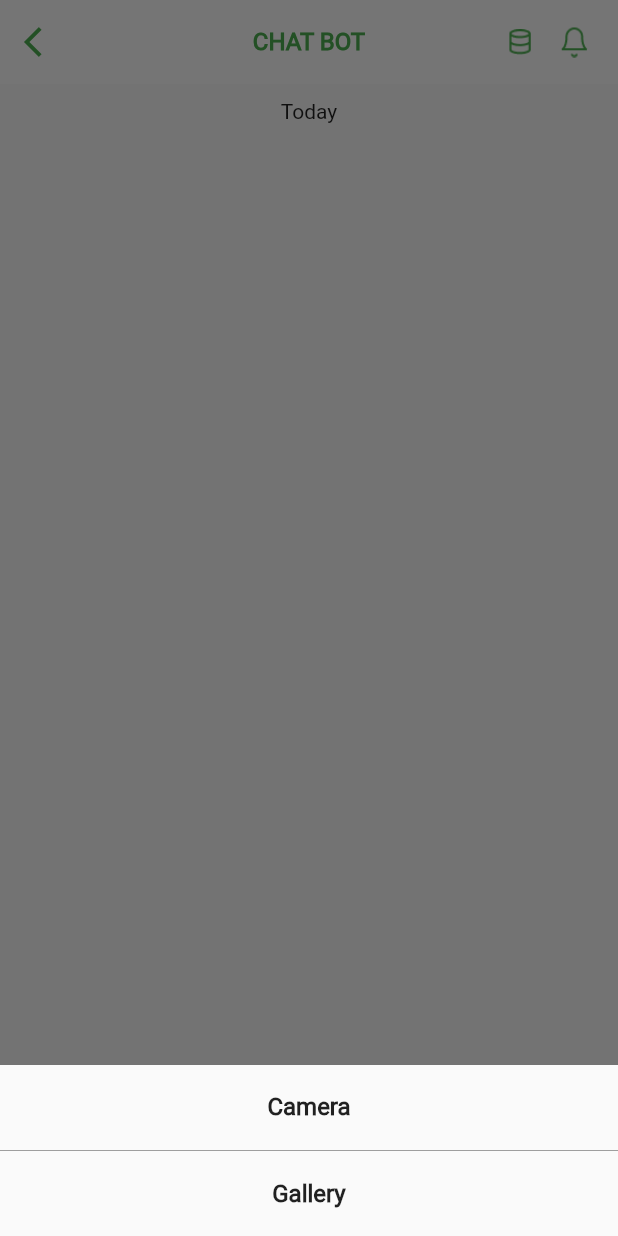
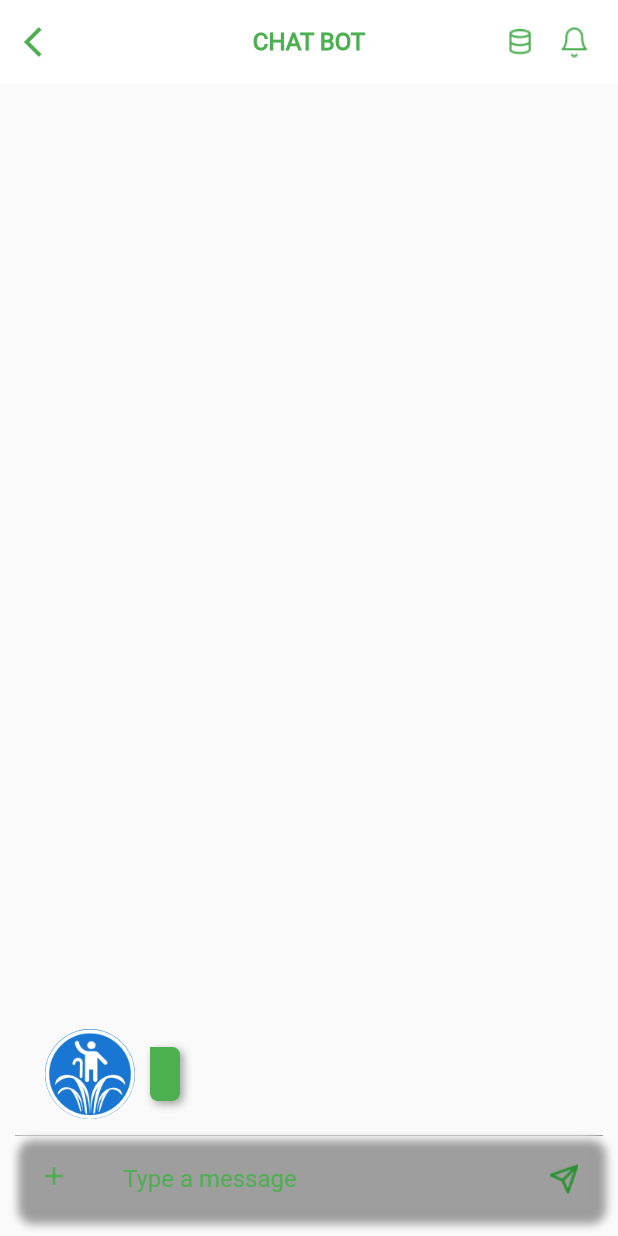
Before and after one commit to growlah/grow_local_eat_local, a Flutter app: the ChatBot screen opened directly, after a tap on the "add" icon, on a phone screen of 412 x 824 dp. Run offline on Flutter 3.47's test engine with Material 2 defaults, Android fonts, the light colour scheme and no system bars; drawn by our look-alikes of flutter_neumorphic; our stand-ins replace camera, chewie, firebase_auth, fluttertoast, image_picker, video_player; missing offline and left inert: arcore_flutter_plugin; accounts and stored records are empty; Roboto replaces fonts that are missing (RobotoRegular).

Commit message:
chat implemented

```diff
--- /dev/null
+++ b/lib/model/message.dart
@@ -0,0 +1,5 @@
+class Messages{
+  String msg;
+  int side;
+  Messages(this.msg, this.side);
+}
--- a/lib/view/chat_bot.dart
+++ b/lib/view/chat_bot.dart
@@ -2,6 +2,7 @@ import 'dart:io';
 import 'package:flutter/cupertino.dart';
 import 'package:flutter/material.dart';
 import 'package:flutter_neumorphic/flutter_neumorphic.dart';
+import 'package:grow_lah/model/message.dart';
 import 'package:grow_lah/utils/app_config.dart';
 import 'package:grow_lah/utils/assets.dart';
 import 'package:image_picker/image_picker.dart';
@@ -19,7 +20,7 @@ class _ChatBotState extends State<ChatBot> {
   TextEditingController textEditingController = TextEditingController();
   File imageFile;
   int length=0;
- List<dynamic> messageList=List<dynamic>();
+ List<Messages> messageList=List<Messages>();
   @override
   void initState() {
     super.initState();
@@ -38,20 +39,16 @@ class _ChatBotState extends State<ChatBot> {
         appBar: AppConfig.appBar('CHAT BOT', context, true),
         body: Padding(
           padding: const EdgeInsets.all(10.0),
-          child: Container(
+          child: Container( width: double.infinity,
+            height: double.infinity,
             child: Column(
               children: <Widget>[
-               Center(
-                 child: Container(
-                   child: Text('Today'),
-                 ),
-               ),
                Flexible(
                  child: ListView.builder(
+                   reverse: true,
                    itemCount: messageList.length,
-                   reverse: true,
                    itemBuilder: (context,index){
-                     return chat(messageList[index],0);
+                     return chat(messageList[index].msg,messageList[index].side);
                    },
                  ),
                ),
@@ -62,8 +59,9 @@ class _ChatBotState extends State<ChatBot> {
                   child: ListTile(
                     trailing: GestureDetector(
                       onTap: () {
+                        var msg=Messages(textEditingController.text, 1);
                        setState(() {
-                         messageList.add(textEditingController.text);
+                         messageList.insert(0,msg);
                          textEditingController.clear();
                        });
                       },
@@ -75,7 +73,12 @@ class _ChatBotState extends State<ChatBot> {
                     ),
                     leading: GestureDetector(
                       onTap: () {
-                        attachments();
+                        // attachments();
+                        var msg=Messages(textEditingController.text, 0);
+                        setState(() {
+                          messageList.insert(0,msg);
+                        textEditingController.clear();
+                      });
                       },
                       child: Icon(
                         Icons.add,
@@ -161,34 +164,54 @@ class _ChatBotState extends State<ChatBot> {
     Navigator.of(context).pop();
   }
 
-  Widget chat(String message,int data) {
+  Widget chat(String message, int data) {
     return Container(
-      padding: EdgeInsets.only(left: 20.0,right: 20.0),
+      padding: EdgeInsets.only(left: 20.0, right: 20.0,top:10.0,bottom: 10.0),
+
       child: Row(
-        mainAxisAlignment: data!=0?MainAxisAlignment.start:MainAxisAlignment.end,
-      children: <Widget>[
+        mainAxisAlignment: data == 1 ? MainAxisAlignment.end : MainAxisAlignment.start,
+        children: [
+          data == 0 ? Container(
+            height: 60,
+            width: 60,
+            child: CircleAvatar(
+              backgroundImage: AssetImage(Assets.appLogo),
+            ),
+          ) : Container(),
 
-        Padding(
-          padding: const EdgeInsets.all(8.0),
-          child: Neumorphic(
-            style: NeumorphicStyle(color: Colors.green),
-              boxShape: NeumorphicBoxShape.roundRect(BorderRadius.only(
-                  topLeft: Radius.circular(data!=0?0:5.0),
-                  bottomLeft: Radius.circular(5.0),
-                  bottomRight: Radius.circular(5.0),
-                  topRight: Radius.circular(data!=0?5.0:0)
-              )),
-            child: Padding(padding: const EdgeInsets.all(10.0),
-            child: Text(message,style: TextStyle(color:Colors.white,
-            fontFamily: AppConfig.roboto),),),
+          Flexible(
+            child: Padding(
+              padding: EdgeInsets.all(10.0),
+                    child: Neumorphic(
+                  style: AppConfig.neuStyle,
+                      boxShape: NeumorphicBoxShape.roundRect(BorderRadius.only(
+                          topLeft: data==0?Radius.circular(0.0):Radius.circular(5.0),
+                          bottomRight: Radius.circular(5.0),bottomLeft: Radius.circular(5.0),
+                          topRight: data==1?Radius.circular(0.0):Radius.circular(5.0))),
+                      child: Container(
+                        color: Colors.green,
+                        child: Padding(
+                          padding: const EdgeInsets.all(10.0),
+                          child: Text(
+                            message,
+                            overflow: TextOverflow.clip,
+                            style: TextStyle(
+                                color: Colors.white, fontWeight: FontWeight.bold),
+                          ),
+                        ),
+                      ),
+                    ),
+                  ),
           ),
-        ),
-        Container(
-          height: 50.0,width: 50.0,
-          child: CircleAvatar(backgroundImage:data!=0?
-          AssetImage(Assets.appIcon):AssetImage(Assets.appLogo),),
-        ),
-      ],
+          data == 1? Container(
+            height: 60,
+            width: 60,
+            child: CircleAvatar(
+              backgroundImage: AssetImage(Assets.appIcon),
+            ),
+          ) : Container(),
+
+        ],
       ),
     );
   }
--- a/lib/view/home_screen.dart
+++ b/lib/view/home_screen.dart
@@ -11,6 +11,7 @@ import 'package:grow_lah/view/app_drawer.dart';
 import 'package:grow_lah/view/buy_sell.dart';
 import 'package:grow_lah/view/chat_bot.dart';
 import 'package:grow_lah/view/communication_section.dart';
+import 'package:grow_lah/view/demo_chat.dart';
 import 'package:grow_lah/view/monitor_screen.dart';
 import 'package:grow_lah/view/take_picture.dart';
 import 'package:grow_lah/view/video_screen.dart';
--- a/pubspec.yaml
+++ b/pubspec.yaml
@@ -33,6 +33,7 @@ dependencies:
   path_provider:
   image_picker:
   camera:
+  intl: ^0.15.7
 dev_dependencies:
   flutter_test:
     sdk: flutter
```
Also changed, not shown: pubspec.lock.
